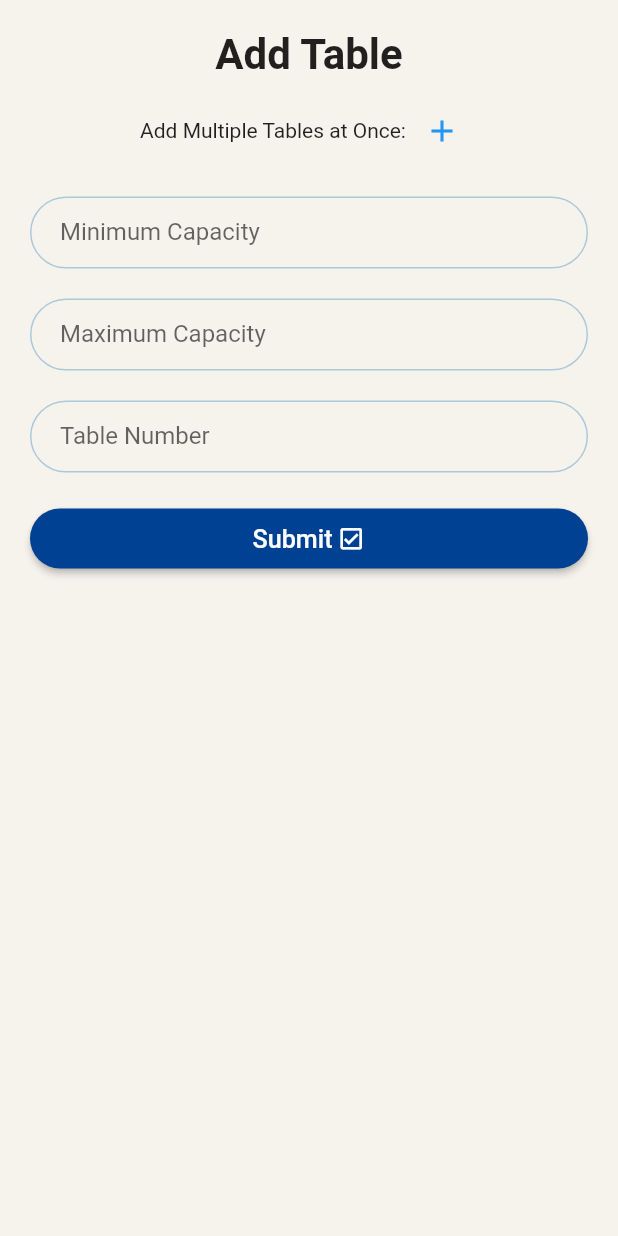
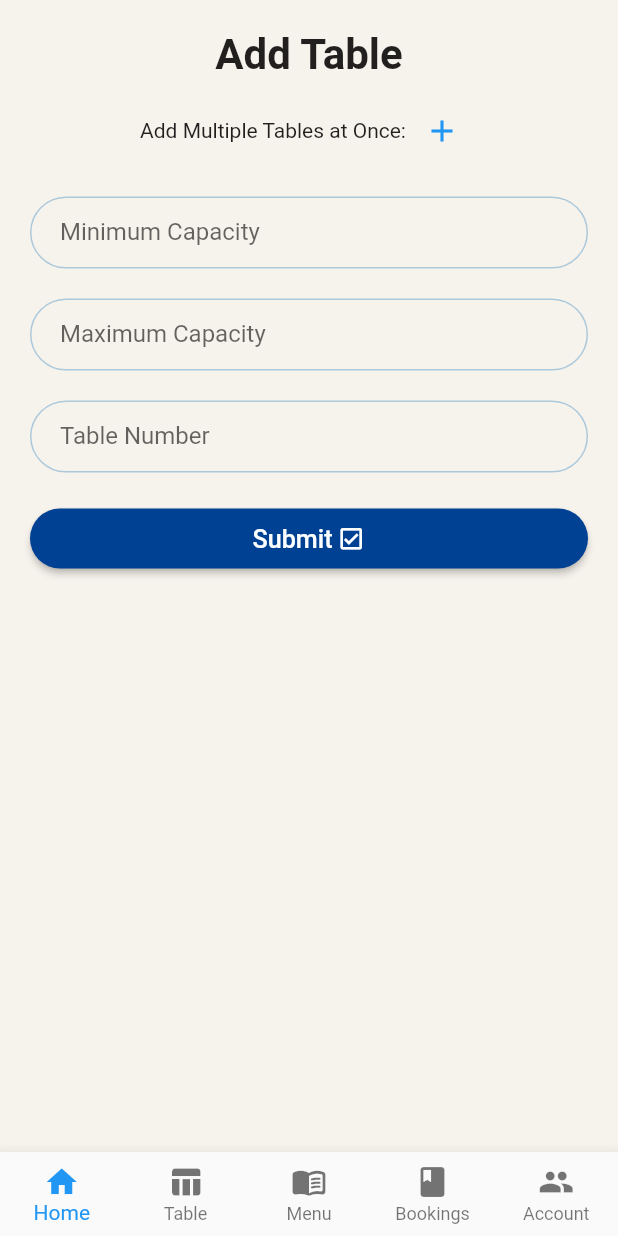
Before and after one commit to anjmhrjn/restro-booking-flutter, a Flutter app: the TableAdd screen opened by its route, on a phone screen of 412 x 824 dp. Run offline on Flutter 3.47's test engine with Material 2 defaults, Android fonts, the phone set to English and light mode, and no system bars; our stand-ins replace bordered_text, date_field, motion_toast, shared_preferences; accounts and stored records are empty.

Commit message:
Dashboard and bottom nav bar added

```diff
--- /dev/null
+++ b/lib/providers/btmnavigation_provider.dart
@@ -0,0 +1,12 @@
+import 'package:flutter/cupertino.dart';
+
+class BottomNavigationBarProvider extends ChangeNotifier {
+  int _currentIndex = 0;
+
+  int get currentIndex => _currentIndex;
+
+  set currentIndex(int index) {
+    _currentIndex = index;
+    notifyListeners();
+  }
+}
--- /dev/null
+++ b/lib/screen/bottomNavBar.dart
@@ -0,0 +1,89 @@
+import 'package:flutter/material.dart';
+import 'package:provider/provider.dart';
+import 'package:restro_booking/providers/btmnavigation_provider.dart';
+
+Widget getBusinessBottomNavBar(context) {
+  var navRoutes = [
+    '/dashboard',
+    '/table-screen',
+    '/item-screen',
+    '/restro-lists',
+    '/restro-profile'
+  ];
+  final btmProvider = Provider.of<BottomNavigationBarProvider>(context);
+  return (BottomNavigationBar(
+    currentIndex: btmProvider.currentIndex,
+    onTap: (index) {
+      btmProvider.currentIndex = index;
+      Navigator.pushNamed(context, navRoutes[btmProvider.currentIndex]);
+    },
+    type: BottomNavigationBarType.fixed,
+    items: const <BottomNavigationBarItem>[
+      BottomNavigationBarItem(
+        icon: Icon(Icons.home),
+        label: 'Home',
+      ),
+      BottomNavigationBarItem(
+        icon: Icon(Icons.table_chart_rounded),
+        label: 'Table',
+      ),
+      BottomNavigationBarItem(
+        icon: Icon(Icons.menu_book_rounded),
+        label: 'Menu',
+      ),
+      BottomNavigationBarItem(
+        icon: Icon(Icons.book_rounded),
+        label: 'Bookings',
+      ),
+      BottomNavigationBarItem(
+        icon: Icon(Icons.people),
+        label: 'Account',
+      ),
+    ],
+    // items: [
+    //   BottomNavigationBarItem(
+    //     icon: new Icon(Icons.home),
+    //     title: new Text('Home'),
+    //   ),
+    //   BottomNavigationBarItem(
+    //     icon: new Icon(Icons.person),
+    //     title: new Text('Profile'),
+    //   ),
+    //   BottomNavigationBarItem(
+    //     icon: Icon(Icons.settings),
+    //     title: Text('Settings'),
+    //   )
+    // ],
+  ));
+
+  // BottomNavigationBar(
+  // currentIndex: btmProvider.currentIndex,
+  // onTap: (index) {
+  //   btmProvider.currentIndex = index;
+  //   Navigator.pushNamed(context, navRoutes[btmProvider.currentIndex]);
+  // },
+  // selectedItemColor: Colors.amber,
+  //   items: [
+  //     BottomNavigationBarItem(
+  //       icon: Icon(Icons.home),
+  //       label: 'Home',
+  //     ),
+  //     BottomNavigationBarItem(
+  //       icon: Icon(Icons.table_chart_rounded),
+  //       label: 'Table',
+  //     ),
+  //     BottomNavigationBarItem(
+  //       icon: Icon(Icons.menu_book_rounded),
+  //       label: 'Menu',
+  //     ),
+  //     BottomNavigationBarItem(
+  //       icon: Icon(Icons.book_rounded),
+  //       label: 'Bookings',
+  //     ),
+  //     BottomNavigationBarItem(
+  //       icon: Icon(Icons.people),
+  //       label: 'Account',
+  //     ),
+  //   ],
+  // ));
+}
--- a/lib/screen/table_add.dart
+++ b/lib/screen/business_screens/table_add.dart
@@ -4,6 +4,7 @@ import 'package:provider/provider.dart';
 import 'package:restro_booking/model/tableModel.dart';
 import 'package:restro_booking/providers/table_provider.dart';
 import 'package:restro_booking/providers/user_provider.dart';
+import 'package:restro_booking/screen/bottomNavBar.dart';
 
 class TableAdd extends StatefulWidget {
   const TableAdd({Key? key}) : super(key: key);
@@ -210,6 +211,7 @@ class _TableAddState extends State<TableAdd> {
           ),
         ),
       ),
+      bottomNavigationBar: getBusinessBottomNavBar(context),
     );
   }
 }
--- a/lib/screen/login.dart
+++ b/lib/screen/login.dart
@@ -148,7 +148,7 @@ class _LoginScreenState extends State<LoginScreen> {
                                 ).setUser(user);
                                 Navigator.pushReplacementNamed(
                                   context,
-                                  '/addTable',
+                                  '/dashboard',
                                 );
                                 MotionToast.success(
                                   description: Text('Log in Success!'),
--- a/lib/screen/restroList.dart
+++ b/lib/screen/restroList.dart
@@ -2,6 +2,7 @@ import 'package:flutter/material.dart';
 import 'package:restro_booking/model/info.dart';
 import 'package:restro_booking/model/menu.dart';
 import 'package:restro_booking/model/restrodetails.dart';
+import 'package:restro_booking/screen/bottomNavBar.dart';
 
 class RestroLists extends StatefulWidget {
   const RestroLists({Key? key}) : super(key: key);
@@ -231,6 +232,7 @@ class _RestroListsState extends State<RestroLists> {
           ),
         ),
       ),
+      bottomNavigationBar: getBusinessBottomNavBar(context),
     );
   }
 }
--- a/lib/screen/restro_profile.dart
+++ b/lib/screen/restro_profile.dart
@@ -1,5 +1,6 @@
 import 'package:flutter/material.dart';
 import 'package:bordered_text/bordered_text.dart';
+import 'package:restro_booking/screen/bottomNavBar.dart';
 
 class RestroProfile extends StatelessWidget {
   const RestroProfile({Key? key}) : super(key: key);
@@ -244,6 +245,7 @@ class RestroProfile extends StatelessWidget {
           ),
         ),
       ),
+      bottomNavigationBar: getBusinessBottomNavBar(context),
     );
   }
 }
```
Also changed, not shown: lib/main.dart (+12 -2 lines), lib/screen/business_screens/get_table_item_screen.dart (added, +65 -0 lines), lib/screen/business_screens/itemScreen.dart (added, +15 -0 lines), lib/screen/business_screens/tableScreen.dart (added, +17 -0 lines), lib/screen/dashboard.dart (added, +43 -0 lines), lib/screen/business_screens/table_bulk.dart (renamed from lib/screen/table_bulk.dart).
